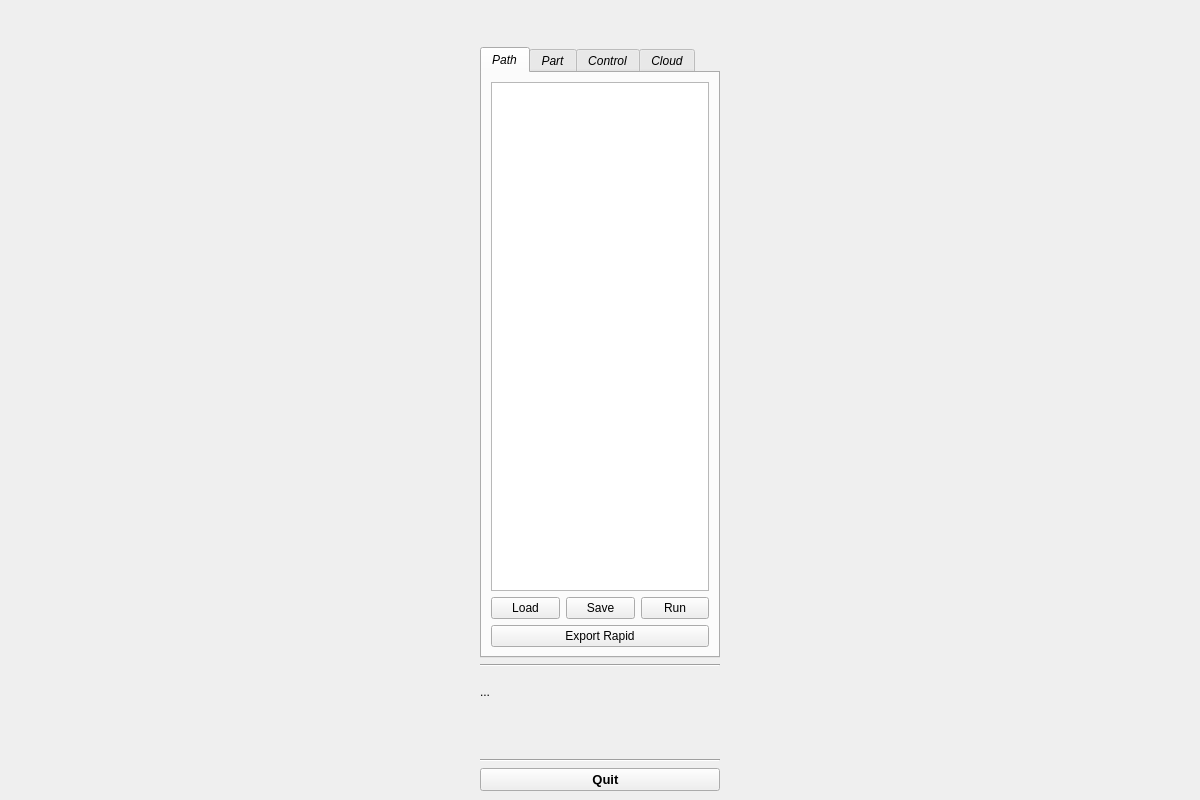
This is proper_planning/resources/robviz.ui in openlmd/proper as Qt 5 draws it before an edit. The edited form follows.
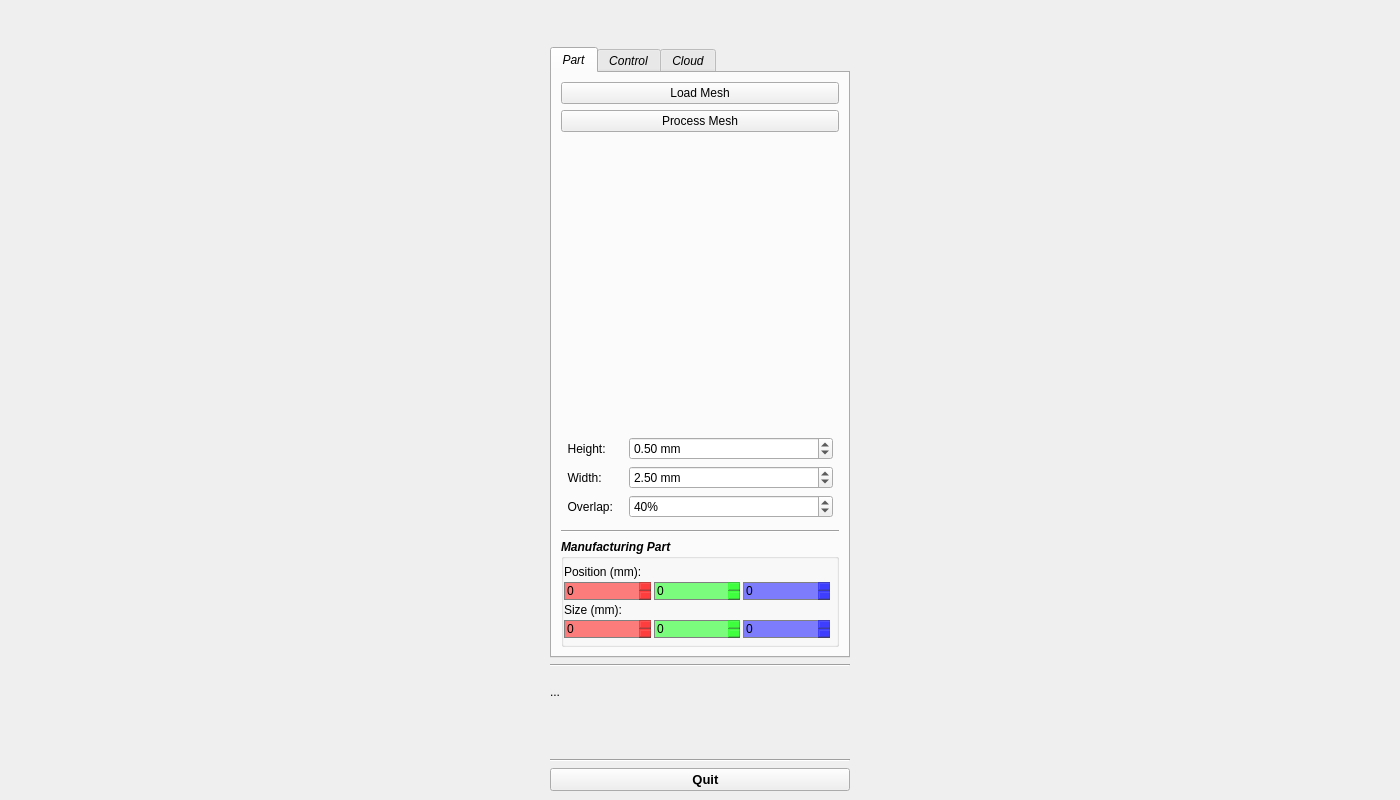
This is the edited form. Icons and pictures are not drawn.

Commit message: Updated some graphical interface testing code.

Patch:
```diff
--- a/proper_planning/resources/robviz.ui
+++ b/proper_planning/resources/robviz.ui
@@ -6,7 +6,7 @@
    <rect>
     <x>0</x>
     <y>0</y>
-    <width>1200</width>
+    <width>1400</width>
     <height>800</height>
    </rect>
   </property>
@@ -103,13 +103,13 @@
       </property>
       <property name="minimumSize">
        <size>
-        <width>240</width>
+        <width>300</width>
         <height>0</height>
        </size>
       </property>
       <property name="maximumSize">
        <size>
-        <width>240</width>
+        <width>300</width>
         <height>16777215</height>
        </size>
       </property>
@@ -147,13 +147,13 @@
      <widget class="QTabWidget" name="tabWidget">
       <property name="minimumSize">
        <size>
-        <width>240</width>
+        <width>300</width>
         <height>0</height>
        </size>
       </property>
       <property name="maximumSize">
        <size>
-        <width>240</width>
+        <width>300</width>
         <height>16777215</height>
        </size>
       </property>
@@ -165,96 +165,6 @@
       <property name="currentIndex">
        <number>0</number>
       </property>
-      <widget class="QWidget" name="tab">
-       <attribute name="title">
-        <string>Path</string>
-       </attribute>
-       <layout class="QGridLayout" name="gridLayout_2">
-        <item row="5" column="0">
-         <widget class="QPushButton" name="btnSaveRapid">
-          <property name="minimumSize">
-           <size>
-            <width>0</width>
-            <height>0</height>
-           </size>
-          </property>
-          <property name="maximumSize">
-           <size>
-            <width>16777215</width>
-            <height>16777215</height>
-           </size>
-          </property>
-          <property name="font">
-           <font>
-            <weight>50</weight>
-            <italic>false</italic>
-            <bold>false</bold>
-           </font>
-          </property>
-          <property name="text">
-           <string>Export Rapid</string>
-          </property>
-         </widget>
-        </item>
-        <item row="0" column="0">
-         <widget class="QListWidget" name="listWidgetPoses">
-          <property name="font">
-           <font>
-            <weight>50</weight>
-            <italic>false</italic>
-            <bold>false</bold>
-           </font>
-          </property>
-         </widget>
-        </item>
-        <item row="1" column="0">
-         <layout class="QGridLayout" name="gridLayout_5">
-          <item row="0" column="0">
-           <widget class="QPushButton" name="btnLoadPath">
-            <property name="maximumSize">
-             <size>
-              <width>16777215</width>
-              <height>16777215</height>
-             </size>
-            </property>
-            <property name="font">
-             <font>
-              <italic>false</italic>
-             </font>
-            </property>
-            <property name="text">
-             <string>Load</string>
-            </property>
-           </widget>
-          </item>
-          <item row="0" column="1">
-           <widget class="QPushButton" name="btnSavePath">
-            <property name="font">
-             <font>
-              <italic>false</italic>
-             </font>
-            </property>
-            <property name="text">
-             <string>Save</string>
-            </property>
-           </widget>
-          </item>
-          <item row="0" column="2">
-           <widget class="QPushButton" name="btnRunPath">
-            <property name="font">
-             <font>
-              <italic>false</italic>
-             </font>
-            </property>
-            <property name="text">
-             <string>Run</string>
-            </property>
-           </widget>
-          </item>
-         </layout>
-        </item>
-       </layout>
-      </widget>
       <widget class="QWidget" name="tab_2">
        <attribute name="title">
         <string>Part</string>
```
The commit also changes 6 other files.
